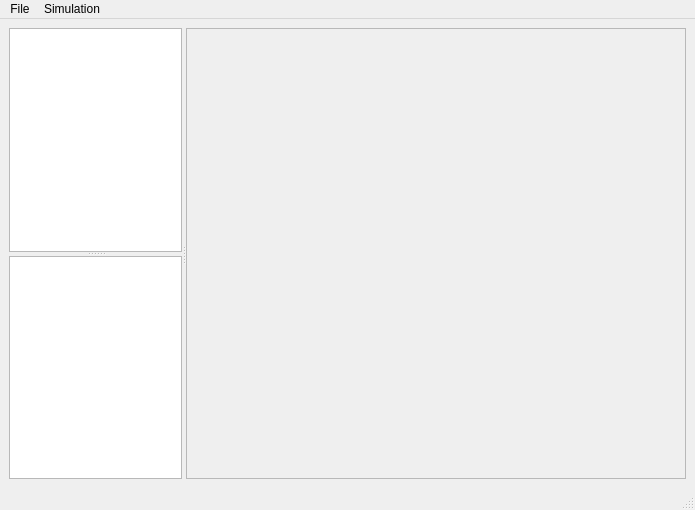
robocomp/dsr-graph, file components/newagent/src/mainUI.ui: the form before one commit.
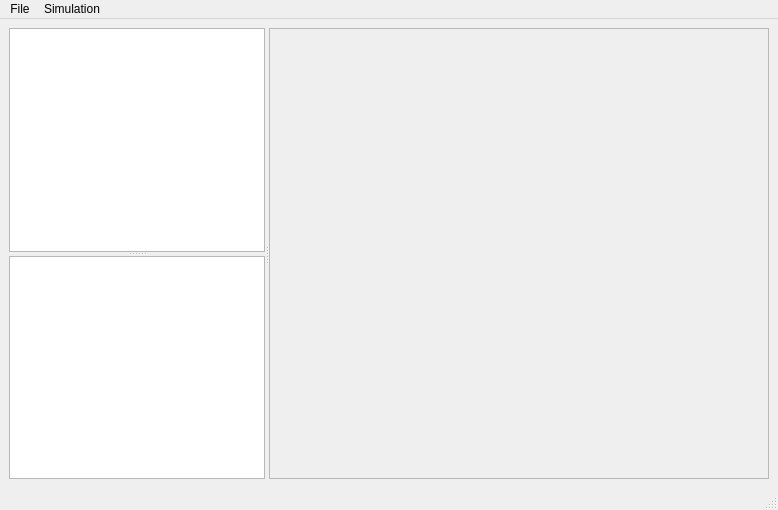
The form after the commit.

The edit to the form file:
```diff
--- a/components/newagent/src/mainUI.ui
+++ b/components/newagent/src/mainUI.ui
@@ -24,10 +24,30 @@
        <property name="orientation">
         <enum>Qt::Vertical</enum>
        </property>
-       <widget class="QTableWidget" name="tableWidgetNodes"/>
-       <widget class="QTableWidget" name="tableWidgetEdges"/>
+       <widget class="QTableWidget" name="tableWidgetNodes">
+        <property name="sizePolicy">
+         <sizepolicy hsizetype="MinimumExpanding" vsizetype="Expanding">
+          <horstretch>0</horstretch>
+          <verstretch>0</verstretch>
+         </sizepolicy>
+        </property>
+       </widget>
+       <widget class="QTableWidget" name="tableWidgetEdges">
+        <property name="sizePolicy">
+         <sizepolicy hsizetype="MinimumExpanding" vsizetype="Expanding">
+          <horstretch>0</horstretch>
+          <verstretch>0</verstretch>
+         </sizepolicy>
+        </property>
+       </widget>
       </widget>
       <widget class="QScrollArea" name="scrollArea">
+       <property name="sizePolicy">
+        <sizepolicy hsizetype="Maximum" vsizetype="Expanding">
+         <horstretch>0</horstretch>
+         <verstretch>0</verstretch>
+        </sizepolicy>
+       </property>
        <property name="minimumSize">
         <size>
          <width>500</width>
```
Left out of the diff: 6 changed lines with no effect on the pictures.
